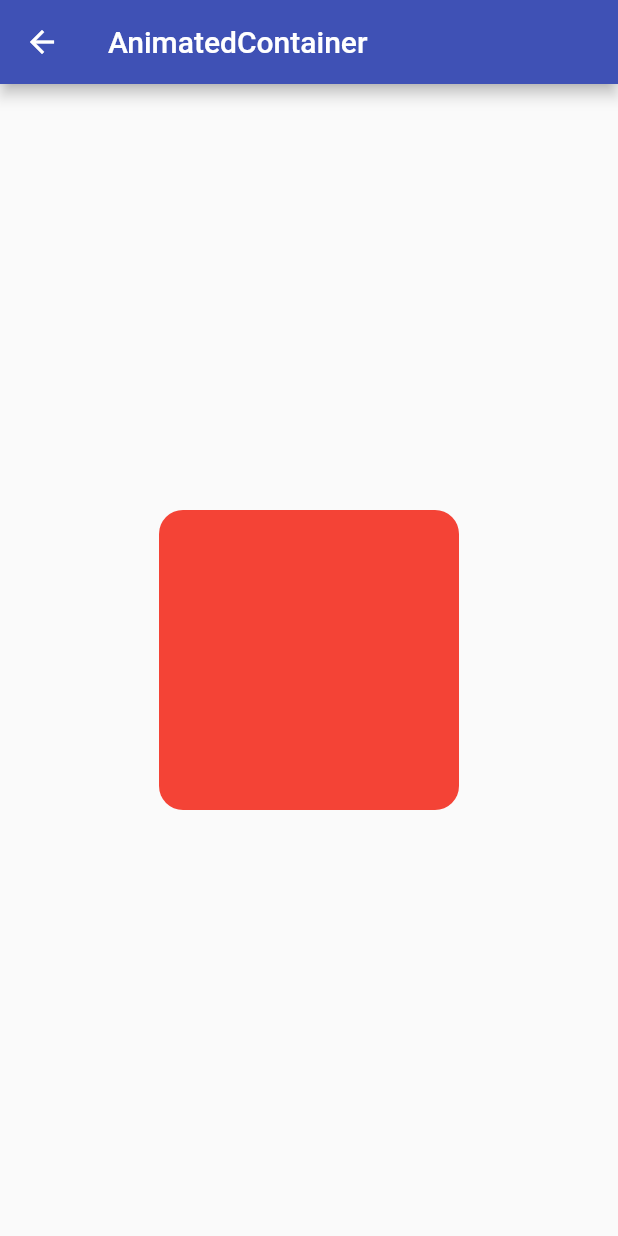
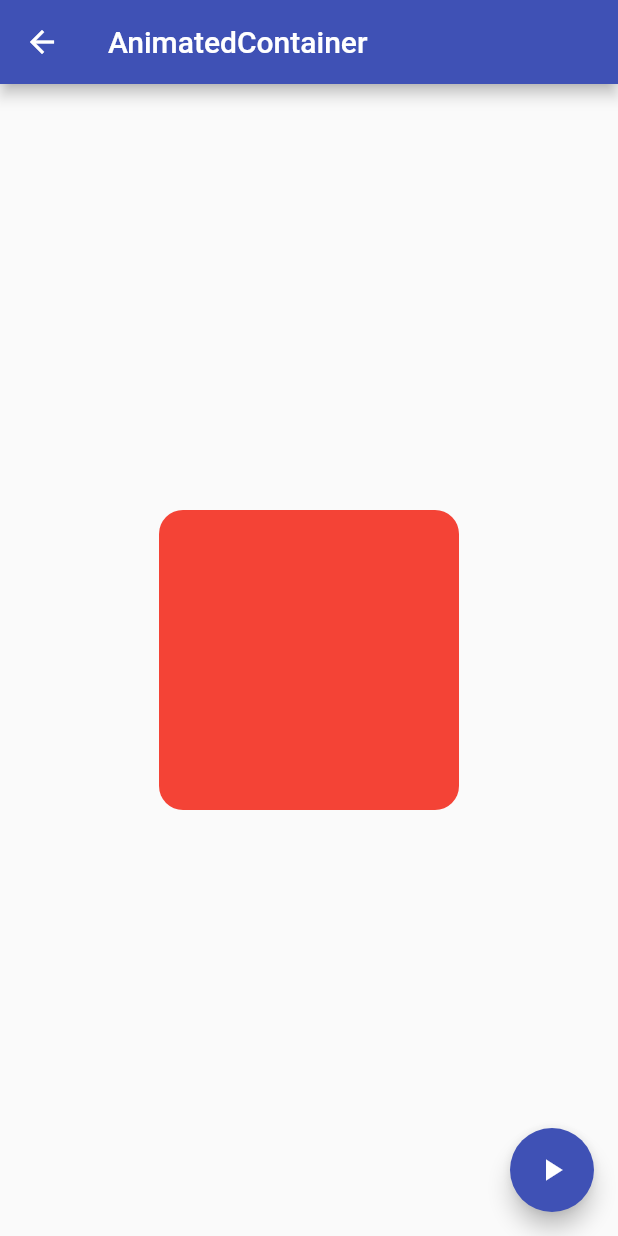
Before and after one commit to williamnkosi/flutterj-animation-tutorial, a Flutter app: the AnimatedContainerPage screen opened by its route, on a phone screen of 412 x 824 dp. Run offline on Flutter 3.47's test engine with Material 2 defaults, Android fonts, the phone set to English and light mode, and no system bars.

Commit message:
Learn't about the Animated container

```diff
--- a/intro_flutter_playground/lib/pages/animated_container_page.dart
+++ b/intro_flutter_playground/lib/pages/animated_container_page.dart
@@ -1,3 +1,5 @@
+import 'dart:math';
+
 import 'package:flutter/material.dart';
 
 class AnimatedContainerPage extends StatefulWidget {
@@ -11,6 +13,8 @@ class _AnimatedContainerPageState extends State<AnimatedContainerPage> {
   Color _color = Colors.red;
   BorderRadiusGeometry _borderRadius = BorderRadius.circular(16);
 
+  final random = Random();
+
   @override
   Widget build(BuildContext context) {
     return Scaffold(
@@ -18,7 +22,7 @@ class _AnimatedContainerPageState extends State<AnimatedContainerPage> {
         title: Text('AnimatedContainer'),
       ),
       body: Center(
-        child: Container(
+        child: AnimatedContainer(
           // Use the properties stored in the State class.
           width: _width,
           height: _height,
@@ -26,8 +30,24 @@ class _AnimatedContainerPageState extends State<AnimatedContainerPage> {
             color: _color,
             borderRadius: _borderRadius,
           ),
+          duration: Duration(seconds: 1),
         ),
+      ),
+      floatingActionButton: FloatingActionButton(
+        onPressed: _randomize,
+        child: Icon(Icons.play_arrow),
       ),
     );
   }
+
+  _randomize() {
+    setState(() {
+      _width = random.nextInt(300).toDouble();
+      _height = random.nextInt(300).toDouble();
+
+      _color = Color.fromRGBO(
+          random.nextInt(256), random.nextInt(256), random.nextInt(256), 1);
+      _borderRadius = BorderRadius.circular(random.nextInt(100).toDouble());
+    });
+  }
 }
```
Also changed, not shown: 1 other file.
